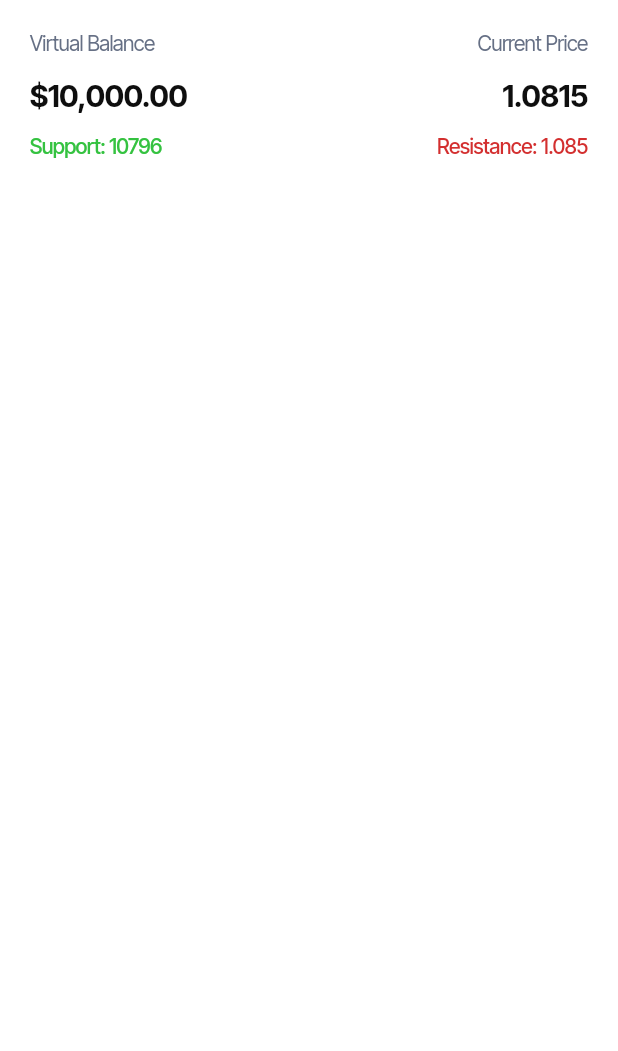
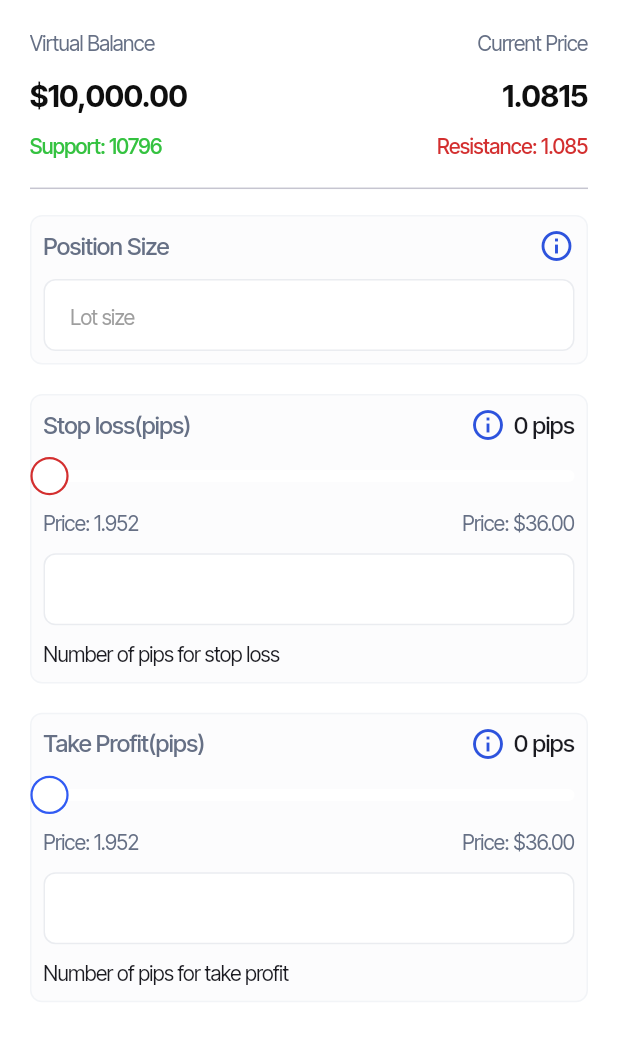
Before and after one commit to officeplusng/Marketmind-Mobile-App, a Flutter app: the TradeExecutionScreen screen opened directly, on a phone screen of 412 x 824 dp, the part 185-1236 px from its top. Run offline on Flutter 3.47's test engine with Material 3 defaults, Android fonts, the phone set to English and light mode, and no system bars; our stand-ins replace dio, flutter_screenutil, flutter_secure_storage, flutter_svg, get_it, google_fonts and 3 more; missing offline and left inert: otp_pin_field; accounts and stored records are empty; generated files the repository leaves out were written again; network calls fail.

Commit message:
too many components fr fr

```diff
--- a/lib/core/components/buttons/app_button.dart
+++ b/lib/core/components/buttons/app_button.dart
@@ -88,12 +88,14 @@ class PrimaryButton extends StatelessWidget {
     double? height,
     double? width,
     bool? useWidth,
+    Color? textColor,
+    Color? color,
     VoidCallback? onPressed,
     bool enabled=true,
   }) =>
       PrimaryButton(
-        color: enabled?AppColors.blue:AppColors.disabledButtonColor,
-        textColor: AppColors.white,
+        color:color?? (enabled?AppColors.blue:AppColors.disabledButtonColor),
+        textColor:textColor?? AppColors.white,
         height: height,
         width: width,
         iconStart: icon,
--- a/lib/core/theme/app_colors.dart
+++ b/lib/core/theme/app_colors.dart
@@ -18,6 +18,7 @@ class AppColors{
   static Color gray3 = Color(0xFFF5F8FF);
   static Color gray4 = Color(0xFFEAECF0);
   static Color onlineGreen = Color(0xFF22BB33);
+  static Color buttonGreen = Color(0xFF17B26A);
   static Color purpleLight = Color(0xFF7A5AF8);
   static Color purpleDark = Color(0xFF4A1FB8);
   static Color coolGray = Color(0xFF0E101B);
--- /dev/null
+++ b/lib/features/root/learning/presentation/_components/input_field2.dart
@@ -0,0 +1,49 @@
+import 'package:marketmind/core/export/export.core.dart';
+
+class InputField2 extends StatelessWidget {
+  const InputField2({super.key,required this.controller,this.hint,this.inputType,this.onChange});
+
+  final TextEditingController controller;
+  final String? hint;
+  final TextInputType? inputType;
+  final void Function(String)? onChange;
+  @override
+  Widget build(BuildContext context) {
+    return TextFormField(
+      controller: controller,
+      onChanged: onChange,
+      keyboardType: inputType,
+      decoration: InputDecoration(
+          filled: true,
+
+          fillColor: AppColors.white,
+          hintText: hint,
+          contentPadding:
+          const EdgeInsets.symmetric(horizontal: 14, vertical: 8),
+          constraints: const BoxConstraints(minHeight: 36),
+          hintStyle: context.textTheme.bodyMedium?.copyWith(
+            color: Colors.grey,
+          ),
+          errorStyle: context.textTheme.bodySmall?.copyWith(color: Colors.red),
+          enabledBorder: OutlineInputBorder(
+            borderRadius: BorderRadius.circular(8),
+            borderSide: const BorderSide(
+              color: Color(0XFFEAECF0),
+            ),
+          ),
+          border: OutlineInputBorder(
+            borderRadius: BorderRadius.circular(8),
+            borderSide: const BorderSide(
+              color: Color(0XFFEAECF0),
+            ),
+          ),
+          focusedBorder: OutlineInputBorder(
+              borderRadius: BorderRadius.circular(8),
+              borderSide: const BorderSide(
+                color: Color(0XFFEAECF0),
+              ))),
+    );
+  }
+
+
+}
--- /dev/null
+++ b/lib/features/root/learning/presentation/_components/tp_sl_configuration.dart
@@ -0,0 +1,172 @@
+import 'package:marketmind/core/export/export.core.dart';
+
+import 'input_field2.dart';
+
+class TpSlConfiguration extends StatefulWidget {
+  final TextEditingController controller;
+  final String? hint;
+
+  const TpSlConfiguration(
+      {super.key,
+      this.hint,
+      required this.controller,
+      required this.descriptionTrailing,
+      required this.riskAmount,
+      this.sliderColor,
+      required this.profit,
+      required this.price,
+      required this.pips,
+      required this.title});
+
+  final String title;
+  final String price;
+  final String pips;
+  final String riskAmount;
+  final String profit;
+  final String descriptionTrailing;
+  final Color? sliderColor;
+
+  @override
+  State<TpSlConfiguration> createState() => _TpSlConfigurationState();
+}
+
+class _TpSlConfigurationState extends State<TpSlConfiguration> {
+  double _currentValue = 0;
+
+  @override
+  Widget build(BuildContext context) {
+    return _container(
+        child: Column(
+      crossAxisAlignment: CrossAxisAlignment.start,
+      children: [
+        Row(
+          crossAxisAlignment: CrossAxisAlignment.center,
+          children: [
+            Text(
+              widget.title,
+              style: context.textTheme.titleSmall
+                  ?.copyWith(color: AppColors.textGray1),
+            ),
+            const Spacer(),
+            const Icon(
+              Icons.info_outline,
+              color: AppColors.primaryDark,
+            ),
+            5.horizontalSpace,
+            Text(
+              '${_currentValue.round()} pips',
+              style: context.textTheme.titleSmall,
+            )
+          ],
+        ),
+        10.verticalSpace,
+        SliderTheme(
+          data: SliderTheme.of(context).copyWith(
+            thumbShape: CustomBorderThumb(
+                thumbRadius: 12, color: widget.sliderColor ?? AppColors.red),
+            activeTrackColor: widget.sliderColor ?? AppColors.red,
+            trackHeight: 8,
+            padding: const EdgeInsets.all(0),
+            inactiveTrackColor: AppColors.white,
+          ),
+          child: Slider(
+            value: _currentValue,
+            min: 0,
+            max: 100,
+            divisions: 100,
+            onChanged: (value) => setState(() => _currentValue = value),
+          ),
+        ),
+        10.verticalSpace,
+        Row(
+          mainAxisAlignment: MainAxisAlignment.spaceBetween,
+          children: [
+            Text(
+              'Price: ${widget.price}',
+              style: context.textTheme.bodyMedium
+                  ?.copyWith(color: AppColors.textGray1),
+            ),
+            Text(
+              'Price: ${widget.profit}',
+              style: context.textTheme.bodyMedium
+                  ?.copyWith(color: AppColors.textGray1),
+            ),
+          ],
+        ),
+        10.verticalSpace,
+        InputField2(
+          controller: widget.controller,
+          hint: widget.hint,
+          onChange: (value){
+            int intValue = int.tryParse(value.trim())??1;
+            setState(() {
+              _currentValue=intValue.toDouble();
+            });
+          },
+          inputType: TextInputType.number,
+        ),
+        10.verticalSpace,
+        Text(
+          'Number of pips for ${widget.descriptionTrailing}',
+          style: context.textTheme.bodyMedium,
+        )
+      ],
+    ));
+  }
+
+  Widget _container({required Widget child}) {
+    return WrapperContainer.rectangular(
+        bordered: true,
+        useHeight: false,
+        useWidth: false,
+        backgroundColor: const Color(0XFFFCFCFD),
+        borderColor: const Color(0XFFF2F4F7),
+        padding: const EdgeInsets.all(8),
+        borderRadius: 8,
+        child: child);
+  }
+}
+
+class CustomBorderThumb extends SliderComponentShape {
+  final double thumbRadius;
+
+  final Color color;
+
+  CustomBorderThumb({required this.thumbRadius, required this.color});
+
+  @override
+  Size getPreferredSize(bool isEnabled, bool isDiscrete) =>
+      Size.fromRadius(thumbRadius);
+
+  @override
+  void paint(
+    PaintingContext context,
+    Offset center, {
+    required Animation<double> activationAnimation,
+    required Animation<double> enableAnimation,
+    required bool isDiscrete,
+    required TextPainter labelPainter,
+    required RenderBox parentBox,
+    required SliderThemeData sliderTheme,
+    required TextDirection textDirection,
+    required double value,
+    required double textScaleFactor,
+    required Size sizeWithOverflow,
+  }) {
+    final Canvas canvas = context.canvas;
+
+    // White filled circle
+    final fillPaint = Paint()
+      ..color = Colors.white
+      ..style = PaintingStyle.fill;
+
+    // Blue border
+    final borderPaint = Paint()
+      ..color = color
+      ..style = PaintingStyle.stroke
+      ..strokeWidth = 1.5;
+
+    canvas.drawCircle(center, thumbRadius, fillPaint);
+    canvas.drawCircle(center, thumbRadius, borderPaint);
+  }
+}
--- a/lib/features/root/learning/presentation/pages/trading/trade_execution_screen.dart
+++ b/lib/features/root/learning/presentation/pages/trading/trade_execution_screen.dart
@@ -1,6 +1,10 @@
 import 'package:marketmind/core/export/export.core.dart';
 import 'package:marketmind/features/root/component/custom_app_bar.dart';
 import 'package:marketmind/features/root/home/components/home_app_bar_action_icon.dart';
+import 'package:marketmind/features/root/learning/presentation/_components/tp_sl_configuration.dart';
+import 'package:marketmind/features/root/learning/presentation/modals/confirm_trade_modal.dart';
+
+import '../../_components/input_field2.dart';
 
 class TradeExecutionScreen extends StatefulWidget {
   const TradeExecutionScreen({super.key});
@@ -10,16 +14,18 @@ class TradeExecutionScreen extends StatefulWidget {
 }
 
 class _TradeExecutionScreenState extends State<TradeExecutionScreen> {
+  final TextEditingController _lotSizeController = TextEditingController();
+
   @override
   Widget build(BuildContext context) {
-
     var copyWith =
         context.textTheme.bodyMedium?.copyWith(color: AppColors.textGray1);
     var boldStyle = copyWith?.copyWith(
         fontSize: 20, fontWeight: FontWeight.bold, color: AppColors.textBlack);
-    return BaseScaffold(child: SafeArea(child: Column(
+    return BaseScaffold(
+        child: SafeArea(
+            child: Column(
       children: [
-
         20.verticalSpace,
         CustomAppBar(
           backIcon: Icons.close,
@@ -27,7 +33,7 @@ class _TradeExecutionScreenState extends State<TradeExecutionScreen> {
             HomeAppBarActionIcon(
               onClick: () {},
               color: AppColors.lightBlue,
-              child:  const Icon(
+              child: const Icon(
                 Icons.read_more,
                 color: AppColors.primaryDark,
                 size: 18,
@@ -35,11 +41,14 @@ class _TradeExecutionScreenState extends State<TradeExecutionScreen> {
             ),
           ],
         ),
-        20.verticalSpace,
+     10.verticalSpace,
+     Expanded(child: SingleChildScrollView(
+       child: Column(
+         children: [
+           10.verticalSpace,
            Row(
              mainAxisAlignment: MainAxisAlignment.spaceBetween,
              children: [
-
                Text(
                  'EUR/USD',
                  style: context.textTheme.titleMedium?.copyWith(fontSize: 28),
@@ -72,19 +81,90 @@ class _TradeExecutionScreenState extends State<TradeExecutionScreen> {
              ],
            ),
            10.verticalSpace,
-
            Row(
              mainAxisAlignment: MainAxisAlignment.spaceBetween,
              children: [
                Text(
                  'Support: 10796',
-              style: copyWith?.copyWith(color: AppColors.greenDark,fontWeight: FontWeight.w500),
+                 style: copyWith?.copyWith(
+                     color: AppColors.greenDark, fontWeight: FontWeight.w500),
                ),
-            Text('Resistance: 1.085', style: copyWith?.copyWith(color: AppColors.red,fontWeight: FontWeight.w500)),
+               Text('Resistance: 1.085',
+                   style: copyWith?.copyWith(
+                       color: AppColors.red, fontWeight: FontWeight.w500)),
              ],
            ),
+           10.verticalSpace,
+           const Divider(),
+           10.verticalSpace,
+           _container(
+               child: Column(
+                 children: [
+                   Row(
+                     mainAxisAlignment: MainAxisAlignment.spaceBetween,
+                     crossAxisAlignment: CrossAxisAlignment.center,
+                     children: [
+                       Text(
+                         'Position Size',
+                         style: context.textTheme.titleSmall
+                             ?.copyWith(color: AppColors.textGray1),
+                       ),
+                       const Icon(
+                         Icons.info_outline,
+                         color: AppColors.primaryDark,
+                       )
+                     ],
+                   ),
+                   10.verticalSpace,
+                   InputField2(controller: _lotSizeController, hint: 'Lot size')
+                 ],
+               )),
            20.verticalSpace,
+           TpSlConfiguration(
+               controller: _lotSizeController,
+               descriptionTrailing: 'stop loss',
+               riskAmount: '\$36.00',
+               profit: '\$36.00',
+               price: '1.952',
+               pips: '35 pips',
+               title: 'Stop loss(pips)'),
+           20.verticalSpace,
+           TpSlConfiguration(
+               controller: _lotSizeController,
+               descriptionTrailing: 'take profit',
+               sliderColor: AppColors.primary,
+               riskAmount: '\$36.00',
+               profit: '\$36.00',
+               price: '1.952',
+               pips: '35 pips',
+               title: 'Take Profit(pips)'),
+           50.verticalSpace,
+           Row(
+             children: [
+               Expanded(child: PrimaryButton.outlined(text: 'Cancel',)),
+               20.horizontalSpace,
+               Expanded(child: PrimaryButton.primary(text: 'Execute Trade',color: AppColors.buttonGreen,onPressed: (){
+                 ModalHelper.showModalMax(context, ConfirmTradeModal());
+               },))
+             ],
+           ),
+           100.verticalSpace,
+         ],
+       ),
+     ))
       ],
     )));
   }
+
+  Widget _container({required Widget child,Color? color,double? padding}) {
+    return WrapperContainer.rectangular(
+        bordered: true,
+        useHeight: false,
+        useWidth: false,
+        backgroundColor:color?? const Color(0XFFFCFCFD),
+        borderColor: const Color(0XFFF2F4F7),
+        padding:  EdgeInsets.all(padding??8),
+        borderRadius: 8,
+        child: child);
   }
+}
```
Also changed, not shown: lib/core/components/base_modal_parent.dart (+24 -7 lines), lib/features/root/learning/presentation/_components/trading_news_component.dart (added, +73 -0 lines), lib/features/root/learning/presentation/modals/confirm_trade_modal.dart (added, +189 -0 lines), lib/features/root/learning/presentation/pages/trading/tabs/chart_tab.dart (added, +45 -0 lines), lib/features/root/learning/presentation/pages/trading/trading_simulation.dart (+11 -22 lines). Lines whose indentation alone changed are shown as unchanged.
